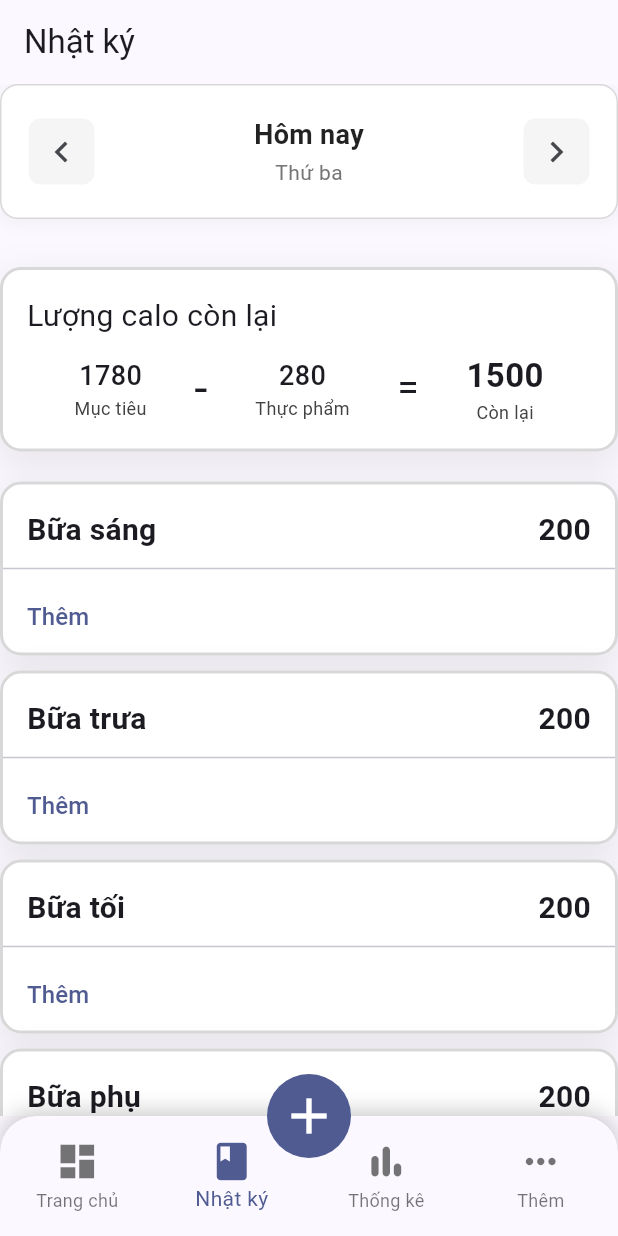
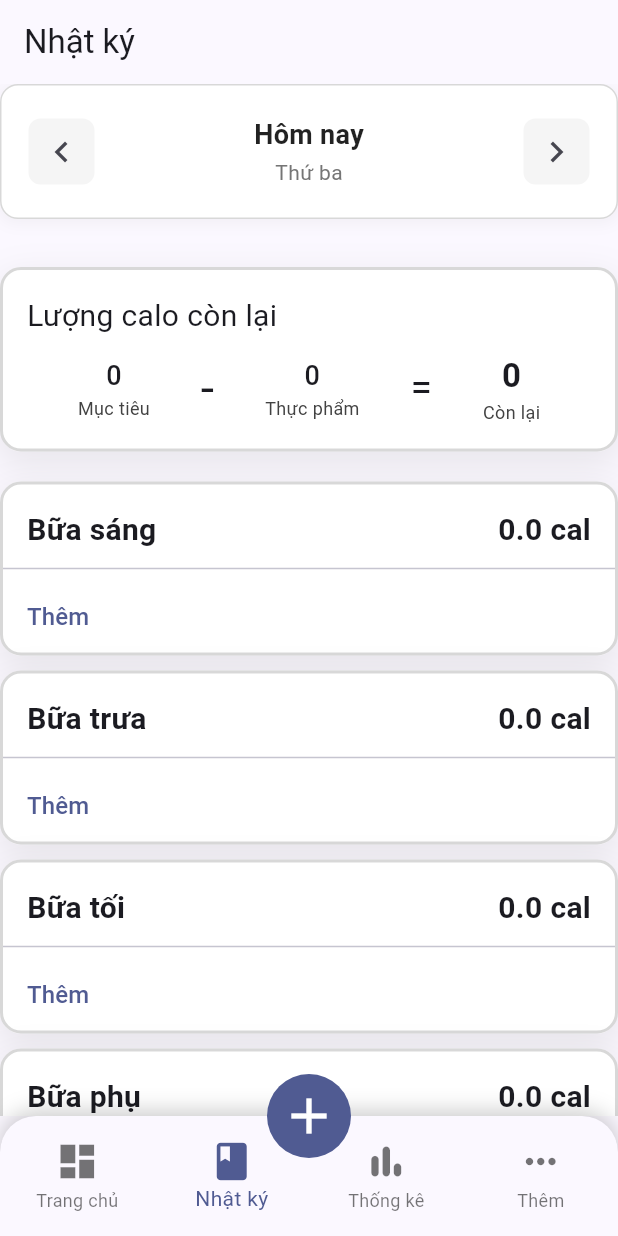
Before and after one commit to nmd1406/NutriPal, a Flutter app: the screen it shows once a user with an empty profile is signed in, item 2 of the bottom bar chosen, on a phone screen of 412 x 824 dp. Run offline on Flutter 3.47's test engine with Material 3 defaults, Android fonts, the phone set to English and light mode, and no system bars; our stand-ins replace cloud_firestore, firebase_auth, firebase_core, flutter_riverpod, percent_indicator, sqflite; accounts and stored records are empty.

Commit message:
using viewmodels to display user's tdee, meals consumed in a day

```diff
--- a/lib/views/screens/diary_screen.dart
+++ b/lib/views/screens/diary_screen.dart
@@ -1,15 +1,21 @@
 import 'package:flutter/material.dart';
+import 'package:flutter_riverpod/flutter_riverpod.dart';
+import 'package:nutripal/models/meal_record.dart';
+import 'package:nutripal/models/profile.dart';
+import 'package:nutripal/viewmodels/meal_tracking_viewmodel.dart';
+import 'package:nutripal/viewmodels/profile_viewmodel.dart';
+import 'package:nutripal/viewmodels/tdee_viewmodel.dart';
 import 'package:nutripal/views/widgets/date_selector.dart';
 import 'package:nutripal/views/widgets/meal_diary_card.dart';
 
-class DiaryScreen extends StatefulWidget {
+class DiaryScreen extends ConsumerStatefulWidget {
   const DiaryScreen({super.key});
 
   @override
-  State<DiaryScreen> createState() => _DiaryScreenState();
+  ConsumerState<DiaryScreen> createState() => _DiaryScreenState();
 }
 
-class _DiaryScreenState extends State<DiaryScreen> {
+class _DiaryScreenState extends ConsumerState<DiaryScreen> {
   DateTime selectedDate = DateTime.now();
 
   void _previousDay() {
@@ -40,6 +46,8 @@ class _DiaryScreenState extends State<DiaryScreen> {
 
   @override
   Widget build(BuildContext context) {
+    final profileState = ref.watch(profileProvider);
+
     return Scaffold(
       appBar: AppBar(title: Text("Nhật ký")),
       body: SingleChildScrollView(
@@ -77,13 +85,23 @@ class _DiaryScreenState extends State<DiaryScreen> {
                   children: [
                     Text("Lượng calo còn lại", style: TextStyle(fontSize: 20)),
                     const SizedBox(height: 10),
-                    Row(
+                    profileState.when(
+                      data: (Profile profile) {
+                        final mealTrackingState = ref.watch(
+                          mealTrackingViewModelProvider,
+                        );
+                        final int tdee = profile.tdee.round();
+                        final int totalDailyCalories = mealTrackingState
+                            .totalDailyCalories
+                            .round();
+
+                        return Row(
                           mainAxisAlignment: MainAxisAlignment.spaceEvenly,
                           children: [
                             Column(
                               children: [
                                 Text(
-                              "1780",
+                                  tdee.toString(),
                                   style: TextStyle(
                                     fontSize: 18,
                                     fontWeight: FontWeight.w500,
@@ -102,7 +120,7 @@ class _DiaryScreenState extends State<DiaryScreen> {
                             Column(
                               children: [
                                 Text(
-                              "280",
+                                  totalDailyCalories.toString(),
                                   style: TextStyle(
                                     fontSize: 18,
                                     fontWeight: FontWeight.w500,
@@ -121,7 +139,7 @@ class _DiaryScreenState extends State<DiaryScreen> {
                             Column(
                               children: [
                                 Text(
-                              "1500",
+                                  "${tdee - totalDailyCalories}",
                                   style: TextStyle(
                                     fontSize: 22,
                                     fontWeight: FontWeight.w600,
@@ -137,19 +155,23 @@ class _DiaryScreenState extends State<DiaryScreen> {
                               ],
                             ),
                           ],
+                        );
+                      },
+                      loading: () => const Text("Đang tải..."),
+                      error: (_, _) => const Text("Có lỗi xảy ra"),
                     ),
                   ],
                 ),
               ),
             ),
             const SizedBox(height: 20),
-            MealDiaryCard(title: "Bữa sáng"),
+            MealDiaryCard(meal: Meal.breakfast),
             const SizedBox(height: 10),
-            MealDiaryCard(title: "Bữa trưa"),
+            MealDiaryCard(meal: Meal.lunch),
             const SizedBox(height: 10),
-            MealDiaryCard(title: "Bữa tối"),
+            MealDiaryCard(meal: Meal.dinner),
             const SizedBox(height: 10),
-            MealDiaryCard(title: "Bữa phụ"),
+            MealDiaryCard(meal: Meal.snack),
             const SizedBox(height: 36),
             ElevatedButton(onPressed: () {}, child: Text("Cập nhật nhật ký")),
             SizedBox(height: MediaQuery.of(context).size.height * 0.1),
--- a/lib/views/widgets/meal_diary_card.dart
+++ b/lib/views/widgets/meal_diary_card.dart
@@ -1,13 +1,36 @@
 import 'package:flutter/material.dart';
+import 'package:flutter_riverpod/flutter_riverpod.dart';
+import 'package:nutripal/models/meal_record.dart';
+import 'package:nutripal/viewmodels/meal_tracking_viewmodel.dart';
 import 'package:nutripal/views/screens/add_food_screen.dart';
 
-class MealDiaryCard extends StatelessWidget {
-  final String title;
+class MealDiaryCard extends ConsumerWidget {
+  final Meal meal;
 
-  const MealDiaryCard({super.key, required this.title});
+  const MealDiaryCard({super.key, required this.meal});
 
   @override
-  Widget build(BuildContext context) {
+  Widget build(BuildContext context, WidgetRef ref) {
+    final mealTrackingState = ref.watch(mealTrackingViewModelProvider);
+
+    // Lấy records theo meal type
+    final mealRecords = meal == Meal.breakfast
+        ? mealTrackingState.breakfastRecords
+        : meal == Meal.lunch
+        ? mealTrackingState.lunchRecords
+        : meal == Meal.dinner
+        ? mealTrackingState.dinnerRecords
+        : mealTrackingState.snackRecords;
+
+    // Lấy total calories theo meal type
+    final totalCalories = meal == Meal.breakfast
+        ? mealTrackingState.breakfastCalories
+        : meal == Meal.lunch
+        ? mealTrackingState.lunchCalories
+        : meal == Meal.dinner
+        ? mealTrackingState.dinnerCalories
+        : mealTrackingState.snackCalories;
+
     return Container(
       width: double.infinity,
       decoration: BoxDecoration(
@@ -36,24 +59,78 @@ class MealDiaryCard extends StatelessWidget {
             child: Row(
               children: [
                 Text(
-                  title,
+                  meal.title,
                   style: TextStyle(fontSize: 20, fontWeight: FontWeight.bold),
                 ),
                 const Spacer(),
                 Text(
-                  "200",
+                  "${totalCalories.toStringAsFixed(1)} cal",
                   style: TextStyle(fontSize: 20, fontWeight: FontWeight.bold),
                 ),
               ],
             ),
           ),
           const Divider(thickness: 1),
+          mealRecords.isEmpty
+              ? const SizedBox.shrink()
+              : ListView.builder(
+                  shrinkWrap: true,
+                  physics: const NeverScrollableScrollPhysics(),
+                  itemCount: mealRecords.length,
+                  itemBuilder: (context, index) {
+                    final MealRecord mealRecord = mealRecords[index];
+                    return Padding(
+                      padding: const EdgeInsets.only(
+                        left: 16,
+                        right: 16,
+                        top: 16,
+                        bottom: 3,
+                      ),
+                      child: Row(
+                        mainAxisAlignment: MainAxisAlignment.spaceBetween,
+                        children: [
+                          Expanded(
+                            child: Column(
+                              crossAxisAlignment: CrossAxisAlignment.start,
+                              children: [
+                                Text(
+                                  mealRecord.food.name,
+                                  style: TextStyle(
+                                    fontSize: 16,
+                                    fontWeight: FontWeight.w500,
+                                  ),
+                                ),
+                                Text(
+                                  "Khẩu phần: ${mealRecord.servingAmount}",
+                                  style: TextStyle(
+                                    fontSize: 14,
+                                    color: Colors.grey[600],
+                                  ),
+                                ),
+                              ],
+                            ),
+                          ),
+                          Text(
+                            "${mealRecord.totalCalories.toStringAsFixed(1)} cal",
+                            style: TextStyle(
+                              fontSize: 16,
+                              fontWeight: FontWeight.w600,
+                            ),
+                          ),
+                        ],
+                      ),
+                    );
+                  },
+                ),
+          mealRecords.isEmpty
+              ? const SizedBox.shrink()
+              : const Divider(thickness: 1),
           Padding(
             padding: const EdgeInsets.only(left: 4),
             child: TextButton(
               onPressed: () => Navigator.of(context).push(
                 MaterialPageRoute(
-                  builder: (context) => AddFoodScreen(title: title),
+                  builder: (context) => AddFoodScreen(meal: meal),
                 ),
               ),
               child: Text("Thêm", style: TextStyle(fontSize: 16)),
```
Lines whose indentation alone changed are shown as unchanged.
